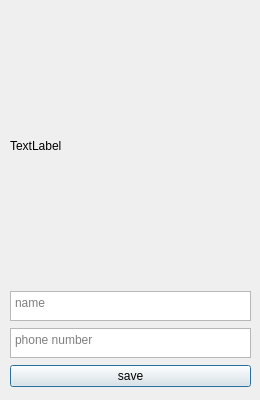
Above: dialog.ui from Kasumir/FR_sms before the change. Below: the same form after it.
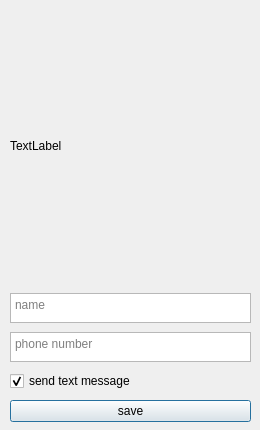
That is the form after the change.

Patch:
```diff
--- a/dialog.ui
+++ b/dialog.ui
@@ -7,19 +7,19 @@
     <x>0</x>
     <y>0</y>
     <width>260</width>
-    <height>400</height>
+    <height>430</height>
    </rect>
   </property>
   <property name="minimumSize">
    <size>
     <width>260</width>
-    <height>400</height>
+    <height>430</height>
    </size>
   </property>
   <property name="maximumSize">
    <size>
     <width>260</width>
-    <height>400</height>
+    <height>430</height>
    </size>
   </property>
   <property name="windowTitle">
@@ -44,7 +44,7 @@
      <x>10</x>
      <y>290</y>
      <width>241</width>
-     <height>101</height>
+     <height>136</height>
     </rect>
    </property>
    <layout class="QVBoxLayout" name="verticalLayout">
@@ -80,6 +80,16 @@
       </property>
      </widget>
     </item>
+    <item>
+     <widget class="QCheckBox" name="checkBox">
+      <property name="text">
+       <string>send text message</string>
+      </property>
+      <property name="checked">
+       <bool>true</bool>
+      </property>
+     </widget>
+    </item>
     <item>
      <widget class="QPushButton" name="pushButton">
       <property name="text">
```
Left out of the diff: 2 changed lines with no effect on the pictures.
